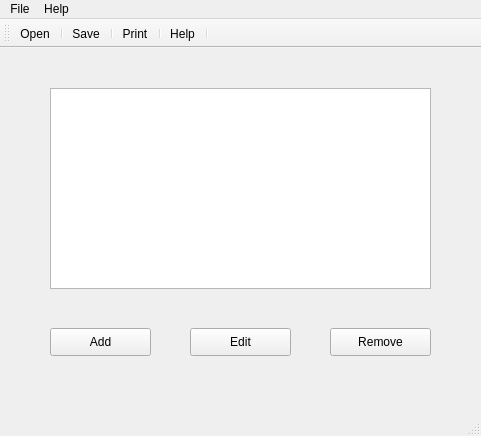
Before: the Qt Designer form worksheet5/exercise2/mainwindow.ui in woranank/2020_20310814, drawn with Qt 5.
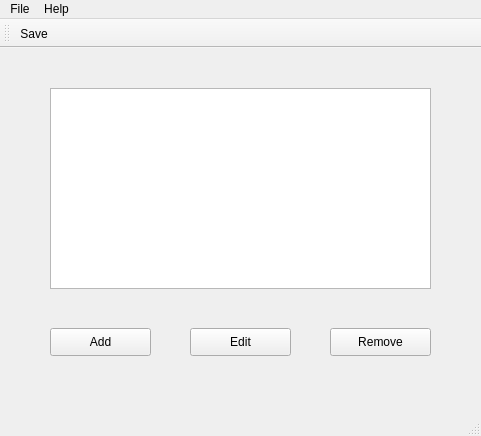
After: the same form once the commit is applied. Icons and pictures are not drawn.

What changed in the file:
```diff
--- a/worksheet5/exercise2/mainwindow.ui
+++ b/worksheet5/exercise2/mainwindow.ui
@@ -97,28 +97,9 @@
    <attribute name="toolBarBreak">
     <bool>false</bool>
    </attribute>
-   <addaction name="action_Open"/>
-   <addaction name="separator"/>
    <addaction name="action_Save"/>
-   <addaction name="separator"/>
-   <addaction name="actionPrint"/>
-   <addaction name="separator"/>
-   <addaction name="actionHelp"/>
-   <addaction name="separator"/>
   </widget>
   <widget class="QStatusBar" name="statusBar"/>
-  <action name="action_Open">
-   <property name="icon">
-    <iconset>
-     <normaloff>icon/fileopen.png</normaloff>icon/fileopen.png</iconset>
-   </property>
-   <property name="text">
-    <string>&amp;Open</string>
-   </property>
-   <property name="shortcut">
-    <string>Ctrl+O</string>
-   </property>
-  </action>
   <action name="action_Save">
    <property name="icon">
     <iconset>
@@ -131,27 +112,6 @@
     <string>Ctrl+S</string>
    </property>
   </action>
-  <action name="actionPrint">
-   <property name="icon">
-    <iconset>
-     <normaloff>icon/print.png</normaloff>icon/print.png</iconset>
-   </property>
-   <property name="text">
-    <string>Print</string>
-   </property>
-   <property name="shortcut">
-    <string>Ctrl+P</string>
-   </property>
-  </action>
-  <action name="actionHelp">
-   <property name="icon">
-    <iconset>
-     <normaloff>icon/help.png</normaloff>icon/help.png</iconset>
-   </property>
-   <property name="text">
-    <string>Help</string>
-   </property>
-  </action>
  </widget>
  <layoutdefault spacing="6" margin="11"/>
  <resources/>
```
Left out of the diff: 5 changed lines with no effect on the pictures.
